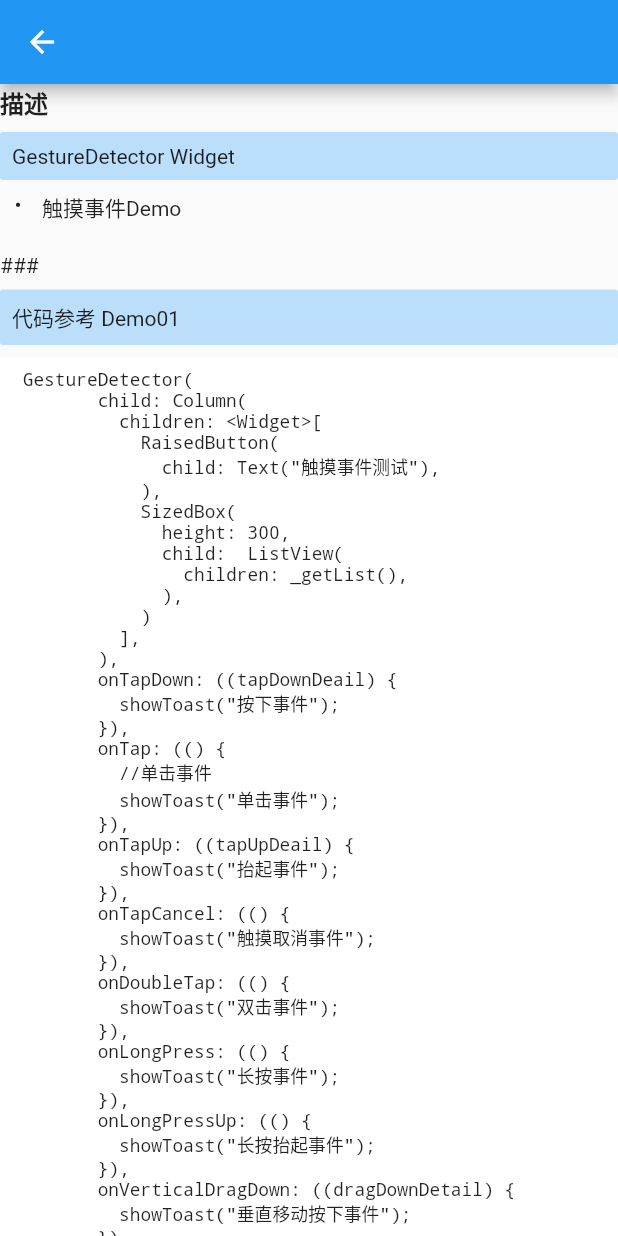
After one commit to z56402344/FlutterWidgets, a Flutter app: the screen it shows after launch, after a tap on "触摸事件", on a phone screen of 412 x 824 dp. The commit adds this screen. Run offline on Flutter 3.47's test engine with Material 2 defaults, Android fonts, the phone set to English and light mode, and no system bars; drawn by our look-alikes of flutter_markdown; our stand-ins replace flutter_screenutil, flutter_swiper, fluttertoast; network calls fail.

Commit message:
add GestureDetector触摸事件控件的Demo

````diff
--- a/lib/homePage.dart
+++ b/lib/homePage.dart
@@ -5,6 +5,7 @@ import 'package:myapp/bean/ItemBean.dart';
 import 'package:myapp/net/HttpItem.dart';
 import 'dart:math' as math;
 import 'package:myapp/util/screen.dart';
+import 'package:myapp/widget/basewidget/GestureDetector/index.dart';
 import 'package:myapp/widget/basewidget/httpdemo/index.dart';
 
 import 'package:myapp/widget/basewidget/image/index.dart';
@@ -86,6 +87,7 @@ final List<ItemBean> _baseItem = [
   ItemBean(name: 'Image', asset: Icons.image),
   ItemBean(name: '屏幕参数', asset: Icons.tablet),
   ItemBean(name: 'http请求', asset: Icons.tablet),
+  ItemBean(name: '触摸事件', asset: Icons.tablet),
 ];
 
 //单控件容器
@@ -537,6 +539,9 @@ class _CollapsingState extends State<HomePage> {
       case 4:
         push(new httpWidget());
         break;
+      case 5:
+        push(new TGestureDetectorWidget());
+        break;
     }
   }
 
--- /dev/null
+++ b/lib/widget/basewidget/GestureDetector/demo01.dart
@@ -0,0 +1,95 @@
+import 'package:flutter/material.dart';
+import 'package:fluttertoast/fluttertoast.dart';
+import 'package:myapp/common/BasefulWidget.dart';
+
+class Demo01 extends BasefulWidget {
+  List listMsg = new List();
+
+  @override
+  Widget build(BuildContext context) {
+    return GestureDetector(
+        child: Column(
+          children: <Widget>[
+            RaisedButton(
+              child: Text("触摸事件测试"),
+            ),
+            SizedBox(
+              height: 300,
+              child:  ListView(
+                children: _getList(),
+              ),
+            )
+          ],
+        ),
+        onTapDown: ((tapDownDeail) {
+          showToast("按下事件");
+        }),
+        onTap: (() {
+          //单击事件
+          showToast("单击事件");
+        }),
+        onTapUp: ((tapUpDeail) {
+          showToast("抬起事件");
+        }),
+        onTapCancel: (() {
+          showToast("触摸取消事件");
+        }),
+        onDoubleTap: (() {
+          showToast("双击事件");
+        }),
+        onLongPress: (() {
+          showToast("长按事件");
+        }),
+        onLongPressUp: (() {
+          showToast("长按抬起事件");
+        }),
+        onVerticalDragDown: ((dragDownDetail) {
+          showToast("垂直移动按下事件");
+        }),
+        onVerticalDragUpdate: ((dragUpDetail) {
+          showToast("垂直移动抬起事件");
+        }),
+        onVerticalDragStart: ((dragStartDetail) {
+          showToast("垂直移动开始事件");
+        }),
+        onVerticalDragEnd: ((dragEndDetail) {
+          showToast("垂直移动结束事件");
+        }),
+        onVerticalDragCancel: (() {
+          showToast("垂直移动取消事件");
+        }),
+        onHorizontalDragDown: ((dragDownDetail) {
+          showToast("水平移动按下事件");
+        }),
+        onHorizontalDragUpdate: ((dragUpDetail) {
+          showToast("水平移动按下事件");
+        }),
+        onHorizontalDragStart: ((dragStartDetail) {
+          showToast("水平移动开始事件");
+        }),
+        onHorizontalDragEnd: ((dragEndDetail) {
+          showToast("水平移动结束事件");
+        }),
+        onHorizontalDragCancel: (() {
+          showToast("水平移动取消事件");
+        }));
+  }
+
+  List<Widget> _getList() {
+    List<Widget> list = new List();
+    for (int i = 0; i < listMsg.length; i++) {
+      Text text = new Text(listMsg[i]);
+      list.insert(0,text);
+    }
+
+    return list;
+  }
+
+  void showToast(String msg) {
+    Fluttertoast.showToast(msg: msg);
+    print("$msg");
+    state.setState(() {
+      listMsg.add(msg);
+    });
+  }
+}
--- /dev/null
+++ b/lib/widget/basewidget/GestureDetector/index.dart
@@ -0,0 +1,111 @@
+import 'package:flutter/material.dart';
+import '../../../common/BasefulWidget.dart';
+import 'package:flutter_markdown/flutter_markdown.dart';
+
+import 'demo01.dart';
+
+const String _Text0 = """### **描述**
+> GestureDetector Widget
+- 触摸事件Demo
+""";
+
+const String _Text1 = """###
+> 代码参考 Demo01
+```
+ GestureDetector(
+        child: Column(
+          children: <Widget>[
+            RaisedButton(
+              child: Text("触摸事件测试"),
+            ),
+            SizedBox(
+              height: 300,
+              child:  ListView(
+                children: _getList(),
+              ),
+            )
+          ],
+        ),
+        onTapDown: ((tapDownDeail) {
+          showToast("按下事件");
+        }),
+        onTap: (() {
+          //单击事件
+          showToast("单击事件");
+        }),
+        onTapUp: ((tapUpDeail) {
+          showToast("抬起事件");
+        }),
+        onTapCancel: (() {
+          showToast("触摸取消事件");
+        }),
+        onDoubleTap: (() {
+          showToast("双击事件");
+        }),
+        onLongPress: (() {
+          showToast("长按事件");
+        }),
+        onLongPressUp: (() {
+          showToast("长按抬起事件");
+        }),
+        onVerticalDragDown: ((dragDownDetail) {
+          showToast("垂直移动按下事件");
+        }),
+        onVerticalDragUpdate: ((dragUpDetail) {
+          showToast("垂直移动抬起事件");
+        }),
+        onVerticalDragStart: ((dragStartDetail) {
+          showToast("垂直移动开始事件");
+        }),
+        onVerticalDragEnd: ((dragEndDetail) {
+          showToast("垂直移动结束事件");
+        }),
+        onVerticalDragCancel: (() {
+          showToast("垂直移动取消事件");
+        }),
+        onHorizontalDragDown: ((dragDownDetail) {
+          showToast("水平移动按下事件");
+        }),
+        onHorizontalDragUpdate: ((dragUpDetail) {
+          showToast("水平移动按下事件");
+        }),
+        onHorizontalDragStart: ((dragStartDetail) {
+          showToast("水平移动开始事件");
+        }),
+        onHorizontalDragEnd: ((dragEndDetail) {
+          showToast("水平移动结束事件");
+        }),
+        onHorizontalDragCancel: (() {
+          showToast("水平移动取消事件");
+    }));
+```
+""";
+
+
+class TGestureDetectorWidget extends BasefulWidget{
+  @override
+  Widget build(BuildContext context) {
+    return new Scaffold(
+      appBar: new AppBar(
+        title: Text(""),
+      ),
+      body: new SingleChildScrollView(
+        child: Column(
+          children: <Widget>[
+            MarkdownBody(data: _Text0),
+            SizedBox(height: 20.0), // 间距
+            MarkdownBody(data: _Text1),
+            SizedBox(
+              height: 500,
+              child: Demo01(),
+            ),
+            SizedBox(height: 40.0),
+
+          ],
+        ),
+      ),
+    );
+  }
+
+
+}
````
